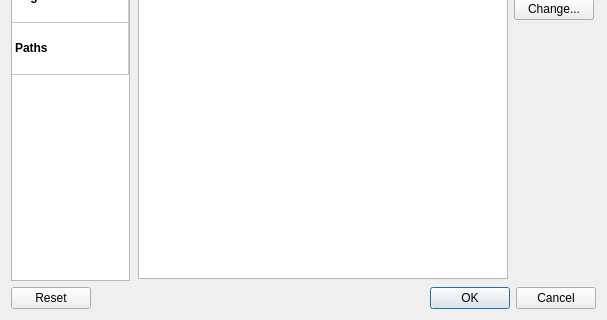
Before: the Qt Designer form resources/ui/carla_settings.ui in falkTX/Carla, drawn with Qt 5; both pictures show x 0 to 607 and y 145 to 465 of the 607 by 465 pixel window.
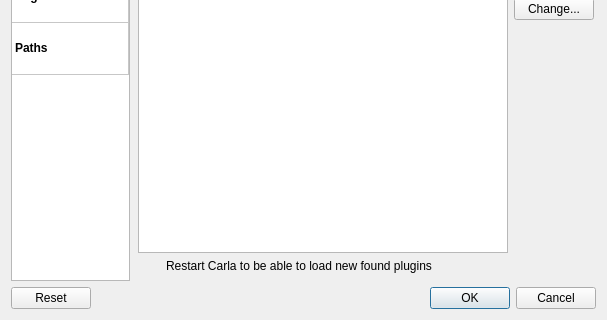
After: the same form once the commit is applied. The open tabs and pages were chosen to show the change. Icons and pictures are not drawn.

Commit message: Load full lv2 world when using first lv2 plugin

The edit to the form file:
```diff
--- a/resources/ui/carla_settings.ui
+++ b/resources/ui/carla_settings.ui
@@ -1177,16 +1177,48 @@
               </layout>
              </widget>
              <widget class="QWidget" name="tw_paths_lv2">
-              <layout class="QVBoxLayout" name="verticalLayout_6">
-               <property name="spacing">
+              <layout class="QGridLayout" name="gridLayout">
+               <property name="leftMargin">
                 <number>0</number>
                </property>
-               <property name="margin">
+               <property name="topMargin">
                 <number>0</number>
                </property>
-               <item>
+               <property name="rightMargin">
+                <number>0</number>
+               </property>
+               <property name="bottomMargin">
+                <number>6</number>
+               </property>
+               <item row="0" column="0" colspan="2">
                 <widget class="QListWidget" name="lw_lv2"/>
                </item>
+               <item row="1" column="0">
+                <widget class="QLabel" name="label_4">
+                 <property name="maximumSize">
+                  <size>
+                   <width>22</width>
+                   <height>22</height>
+                  </size>
+                 </property>
+                 <property name="text">
+                  <string/>
+                 </property>
+                 <property name="pixmap">
+                  <pixmap resource="../resources.qrc">:/16x16/dialog-information.png</pixmap>
+                 </property>
+                 <property name="alignment">
+                  <set>Qt::AlignRight|Qt::AlignTrailing|Qt::AlignVCenter</set>
+                 </property>
+                </widget>
+               </item>
+               <item row="1" column="1">
+                <widget class="QLabel" name="label_5">
+                 <property name="text">
+                  <string>Restart Carla to be able to load new found plugins</string>
+                 </property>
+                </widget>
+               </item>
               </layout>
              </widget>
              <widget class="QWidget" name="tw_paths_vst">
```
Left out of the diff: 1 changed line with no effect on the pictures. The commit also changes 3 other files.
